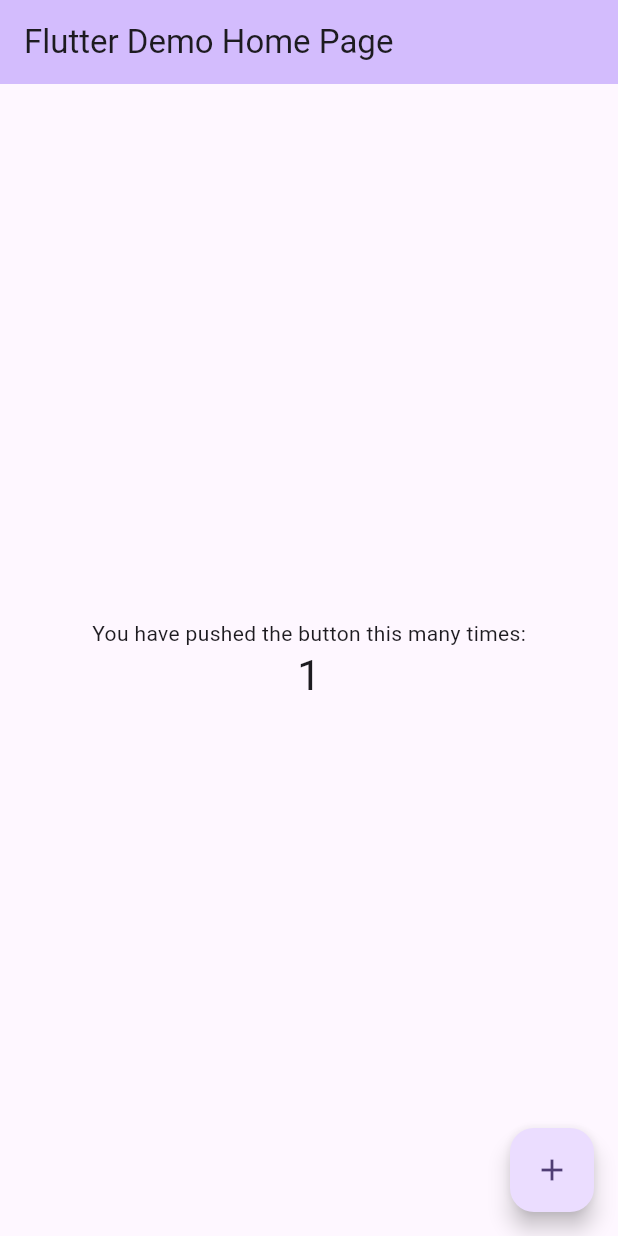
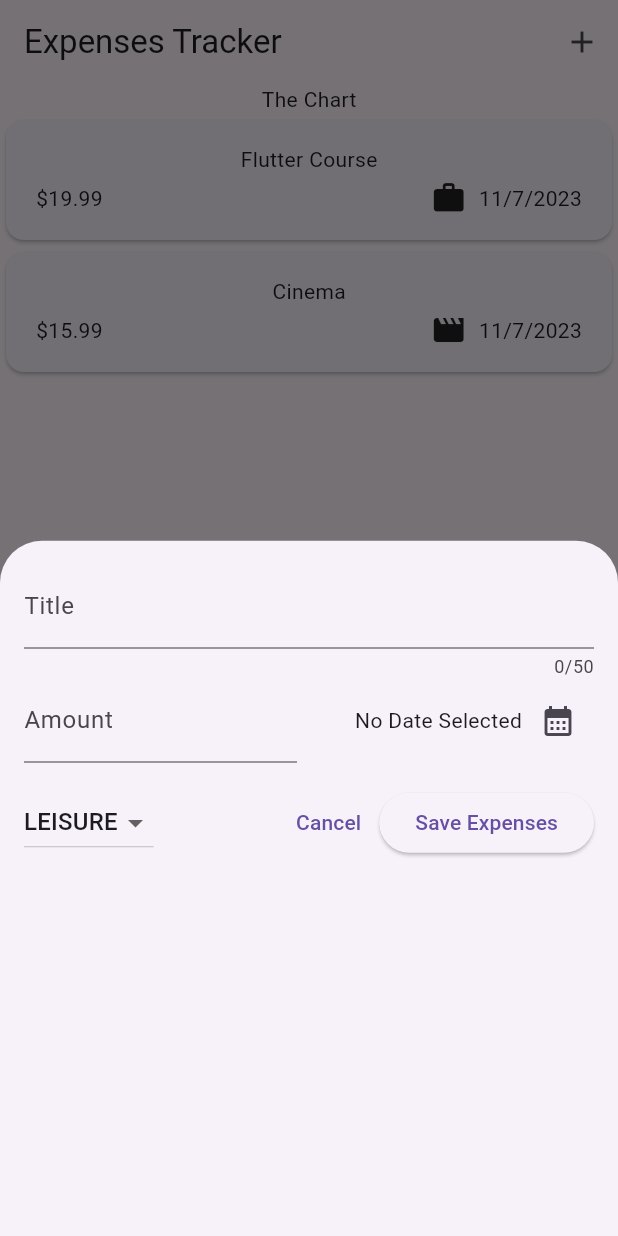
Before and after one commit to Avishka-Dulanjana/Expenses_Tracker, a Flutter app: the screen it shows after launch, after a tap on the "add" icon, on a phone screen of 412 x 824 dp. Run offline on Flutter 3.47's test engine with Material 2 defaults, Android fonts, the phone set to English and light mode, and no system bars.

Commit message:
expenses form completed

```diff
--- a/lib/main.dart
+++ b/lib/main.dart
@@ -1,125 +1,12 @@
 import 'package:flutter/material.dart';
 
+import 'package:expenses_tracker/widgets/expenses.dart';
+
 void main() {
-  runApp(const MyApp());
+  runApp(
+    MaterialApp(
+      theme: ThemeData(useMaterial3: true),
+      home: const Expenses(),
+    ),
+  );
 }
-
-class MyApp extends StatelessWidget {
-  const MyApp({super.key});
-
-  // This widget is the root of your application.
-  @override
-  Widget build(BuildContext context) {
-    return MaterialApp(
-      title: 'Flutter Demo',
-      theme: ThemeData(
-        // This is the theme of your application.
-        //
-        // TRY THIS: Try running your application with "flutter run". You'll see
-        // the application has a blue toolbar. Then, without quitting the app,
-        // try changing the seedColor in the colorScheme below to Colors.green
-        // and then invoke "hot reload" (save your changes or press the "hot
-        // reload" button in a Flutter-supported IDE, or press "r" if you used
-        // the command line to start the app).
-        //
-        // Notice that the counter didn't reset back to zero; the application
-        // state is not lost during the reload. To reset the state, use hot
-        // restart instead.
-        //
-        // This works for code too, not just values: Most code changes can be
-        // tested with just a hot reload.
-        colorScheme: ColorScheme.fromSeed(seedColor: Colors.deepPurple),
-        useMaterial3: true,
-      ),
-      home: const MyHomePage(title: 'Flutter Demo Home Page'),
-    );
-  }
-}
-
-class MyHomePage extends StatefulWidget {
-  const MyHomePage({super.key, required this.title});
-
-  // This widget is the home page of your application. It is stateful, meaning
-  // that it has a State object (defined below) that contains fields that affect
-  // how it looks.
-
-  // This class is the configuration for the state. It holds the values (in this
-  // case the title) provided by the parent (in this case the App widget) and
-  // used by the build method of the State. Fields in a Widget subclass are
-  // always marked "final".
-
-  final String title;
-
-  @override
-  State<MyHomePage> createState() => _MyHomePageState();
-}
-
-class _MyHomePageState extends State<MyHomePage> {
-  int _counter = 0;
-
-  void _incrementCounter() {
-    setState(() {
-      // This call to setState tells the Flutter framework that something has
-      // changed in this State, which causes it to rerun the build method below
-      // so that the display can reflect the updated values. If we changed
-      // _counter without calling setState(), then the build method would not be
-      // called again, and so nothing would appear to happen.
-      _counter++;
-    });
-  }
-
-  @override
-  Widget build(BuildContext context) {
-    // This method is rerun every time setState is called, for instance as done
-    // by the _incrementCounter method above.
-    //
-    // The Flutter framework has been optimized to make rerunning build methods
-    // fast, so that you can just rebuild anything that needs updating rather
-    // than having to individually change instances of widgets.
-    return Scaffold(
-      appBar: AppBar(
-        // TRY THIS: Try changing the color here to a specific color (to
-        // Colors.amber, perhaps?) and trigger a hot reload to see the AppBar
-        // change color while the other colors stay the same.
-        backgroundColor: Theme.of(context).colorScheme.inversePrimary,
-        // Here we take the value from the MyHomePage object that was created by
-        // the App.build method, and use it to set our appbar title.
-        title: Text(widget.title),
-      ),
-      body: Center(
-        // Center is a layout widget. It takes a single child and positions it
-        // in the middle of the parent.
-        child: Column(
-          // Column is also a layout widget. It takes a list of children and
-          // arranges them vertically. By default, it sizes itself to fit its
-          // children horizontally, and tries to be as tall as its parent.
-          //
-          // Column has various properties to control how it sizes itself and
-          // how it positions its children. Here we use mainAxisAlignment to
-          // center the children vertically; the main axis here is the vertical
-          // axis because Columns are vertical (the cross axis would be
-          // horizontal).
-          //
-          // TRY THIS: Invoke "debug painting" (choose the "Toggle Debug Paint"
-          // action in the IDE, or press "p" in the console), to see the
-          // wireframe for each widget.
-          mainAxisAlignment: MainAxisAlignment.center,
-          children: <Widget>[
-            const Text(
-              'You have pushed the button this many times:',
-            ),
-            Text(
-              '$_counter',
-              style: Theme.of(context).textTheme.headlineMedium,
-            ),
-          ],
-        ),
-      ),
-      floatingActionButton: FloatingActionButton(
-        onPressed: _incrementCounter,
-        tooltip: 'Increment',
-        child: const Icon(Icons.add),
-      ), // This trailing comma makes auto-formatting nicer for build methods.
-    );
-  }
-}
--- /dev/null
+++ b/lib/models/expense.dart
@@ -0,0 +1,35 @@
+import 'package:flutter/material.dart';
+import 'package:intl/intl.dart';
+import 'package:uuid/uuid.dart';
+
+final formatter = DateFormat.yMd();
+
+const uuid = Uuid();
+
+enum Category { food, travel, leisure, work }
+
+const categoryIcons = {
+  Category.food: Icons.lunch_dining,
+  Category.travel: Icons.flight_takeoff,
+  Category.leisure: Icons.movie,
+  Category.work: Icons.work,
+};
+
+class Expense {
+  Expense({
+    required this.title,
+    required this.amount,
+    required this.date,
+    required this.category,
+  }) : id = uuid.v4();
+
+  final String id;
+  final String title;
+  final double amount;
+  final DateTime date;
+  final Category category;
+
+  String get formattedDate {
+    return formatter.format(date);
+  }
+}
--- /dev/null
+++ b/lib/widgets/expenses.dart
@@ -0,0 +1,62 @@
+import 'package:flutter/material.dart';
+
+import 'package:expenses_tracker/widgets/expenses_list/expenses_list.dart';
+import 'package:expenses_tracker/models/expense.dart';
+
+import 'new_expenses.dart';
+
+class Expenses extends StatefulWidget {
+  const Expenses({super.key});
+
+  @override
+  State<Expenses> createState() {
+    return _ExpensesState();
+  }
+}
+
+class _ExpensesState extends State<Expenses> {
+  final List<Expense> _registeredExpenses = [
+    Expense(
+      title: 'Flutter Course',
+      amount: 19.99,
+      date: DateTime.now(),
+      category: Category.work,
+    ),
+    Expense(
+      title: 'Cinema',
+      amount: 15.99,
+      date: DateTime.now(),
+      category: Category.leisure,
+    )
+  ];
+
+  void _openAddExpensesOverlay() {
+    showModalBottomSheet(
+      context: context,
+      builder: (ctx) => const NewExpenses(),
+    );
+  }
+
+  @override
+  Widget build(BuildContext context) {
+    return Scaffold(
+      appBar: AppBar(
+        title: const Text('Expenses Tracker'),
+        actions: [
+          IconButton(
+            onPressed: _openAddExpensesOverlay,
+            icon: const Icon(Icons.add),
+          ),
+        ],
+      ),
+      body: Column(
+        children: [
+          const Text('The Chart'),
+          Expanded(
+            child: ExpensesList(expenses: _registeredExpenses),
+          ),
+        ],
+      ),
+    );
+  }
+}
--- /dev/null
+++ b/lib/widgets/expenses_list/expenses_item.dart
@@ -0,0 +1,42 @@
+import 'package:flutter/material.dart';
+
+import 'package:expenses_tracker/models/expense.dart';
+
+class ExpensesItem extends StatelessWidget {
+  const ExpensesItem(this.expense, {super.key});
+
+  final Expense expense;
+
+  @override
+  Widget build(BuildContext context) {
+    return Card(
+      child: Padding(
+        padding: const EdgeInsets.symmetric(
+          vertical: 16,
+          horizontal: 20,
+        ),
+        child: Column(
+          children: [
+            Text(expense.title),
+            const SizedBox(
+              height: 4,
+            ),
+            Row(
+              children: [
+                Text('\$${expense.amount.toStringAsFixed(2)}'),
+                const Spacer(),
+                Row(
+                  children: [
+                    Icon(categoryIcons[expense.category]),
+                    const SizedBox(width: 8),
+                    Text(expense.formattedDate),
+                  ],
+                ),
+              ],
+            ),
+          ],
+        ),
+      ),
+    );
+  }
+}
--- /dev/null
+++ b/lib/widgets/expenses_list/expenses_list.dart
@@ -0,0 +1,18 @@
+import 'package:flutter/material.dart';
+
+import 'package:expenses_tracker/widgets/expenses_list/expenses_item.dart';
+import '../../models/expense.dart';
+
+class ExpensesList extends StatelessWidget {
+  const ExpensesList({super.key, required this.expenses});
+
+  final List<Expense> expenses;
+
+  @override
+  Widget build(BuildContext context) {
+    return ListView.builder(
+      itemCount: expenses.length,
+      itemBuilder: (ctx, index) => ExpensesItem(expenses[index]),
+    );
+  }
+}
--- /dev/null
+++ b/lib/widgets/new_expenses.dart
@@ -0,0 +1,136 @@
+import 'package:flutter/material.dart';
+
+import 'package:expenses_tracker/widgets/expenses.dart';
+import 'package:expenses_tracker/models/expense.dart';
+
+class NewExpenses extends StatefulWidget {
+  const NewExpenses({super.key});
+
+  @override
+  State<NewExpenses> createState() {
+    return _NewExpensesState();
+  }
+}
+
+class _NewExpensesState extends State<NewExpenses> {
+  final _titleController = TextEditingController();
+  final _amountController = TextEditingController();
+  DateTime? _selectedDate;
+  Category _selectedCategory = Category.leisure;
+
+  @override
+  void dispose() {
+    _titleController.dispose();
+    _amountController.dispose();
+    super.dispose();
+  }
+
+  void _pressedDatePicker() async {
+    final now = DateTime.now();
+    final firstDate = DateTime(now.year - 1, now.month, now.day);
+    final pickedDate = await showDatePicker(
+      context: context,
+      initialDate: now,
+      firstDate: firstDate,
+      lastDate: now,
+    );
+    setState(() {
+      _selectedDate = pickedDate;
+    });
+  }
+
+  @override
+  Widget build(BuildContext context) {
+    return Padding(
+      padding: const EdgeInsets.all(16),
+      child: Column(
+        children: [
+          TextField(
+            controller: _titleController,
+            maxLength: 50,
+            decoration: const InputDecoration(
+              label: Text('Title'),
+            ),
+          ),
+          Row(
+            children: [
+              Expanded(
+                child: TextField(
+                  controller: _amountController,
+                  keyboardType: TextInputType.number,
+                  decoration: const InputDecoration(
+                    prefixText: '\$',
+                    label: Text('Amount'),
+                  ),
+                ),
+              ),
+              const SizedBox(
+                width: 16,
+              ),
+              Expanded(
+                child: Row(
+                  mainAxisAlignment: MainAxisAlignment.end,
+                  crossAxisAlignment: CrossAxisAlignment.center,
+                  children: [
+                    Text(
+                      _selectedDate == null
+                          ? 'No Date Selected'
+                          : formatter.format(_selectedDate!),
+                    ),
+                    IconButton(
+                      onPressed: _pressedDatePicker,
+                      icon: const Icon(
+                        Icons.calendar_month,
+                      ),
+                    ),
+                  ],
+                ),
+              ),
+            ],
+          ),
+          const SizedBox(
+            height: 16,
+          ),
+          Row(
+            children: [
+              DropdownButton(
+                  value: _selectedCategory,
+                  items: Category.values
+                      .map(
+                        (category) => DropdownMenuItem(
+                          value: category,
+                          child: Text(
+                            category.name.toUpperCase(),
+                          ),
+                        ),
+                      )
+                      .toList(),
+                  onChanged: (value) {
+                    if (value == null) {
+                      return;
+                    }
+                    setState(() {
+                      _selectedCategory = value;
+                    });
+                  }),
+              const Spacer(),
+              TextButton(
+                onPressed: () {
+                  Navigator.pop(context);
+                },
+                child: const Text('Cancel'),
+              ),
+              ElevatedButton(
+                onPressed: () {
+                  print(_titleController.text);
+                  print(_amountController.text);
+                },
+                child: const Text('Save Expenses'),
+              ),
+            ],
+          ),
+        ],
+      ),
+    );
+  }
+}
--- a/pubspec.yaml
+++ b/pubspec.yaml
@@ -35,6 +35,8 @@ dependencies:
   # The following adds the Cupertino Icons font to your application.
   # Use with the CupertinoIcons class for iOS style icons.
   cupertino_icons: ^1.0.2
+  uuid: ^4.1.0
+  intl: ^0.18.1
 
 dev_dependencies:
   flutter_test:
```
Also changed, not shown: pubspec.lock, 1 other file.
